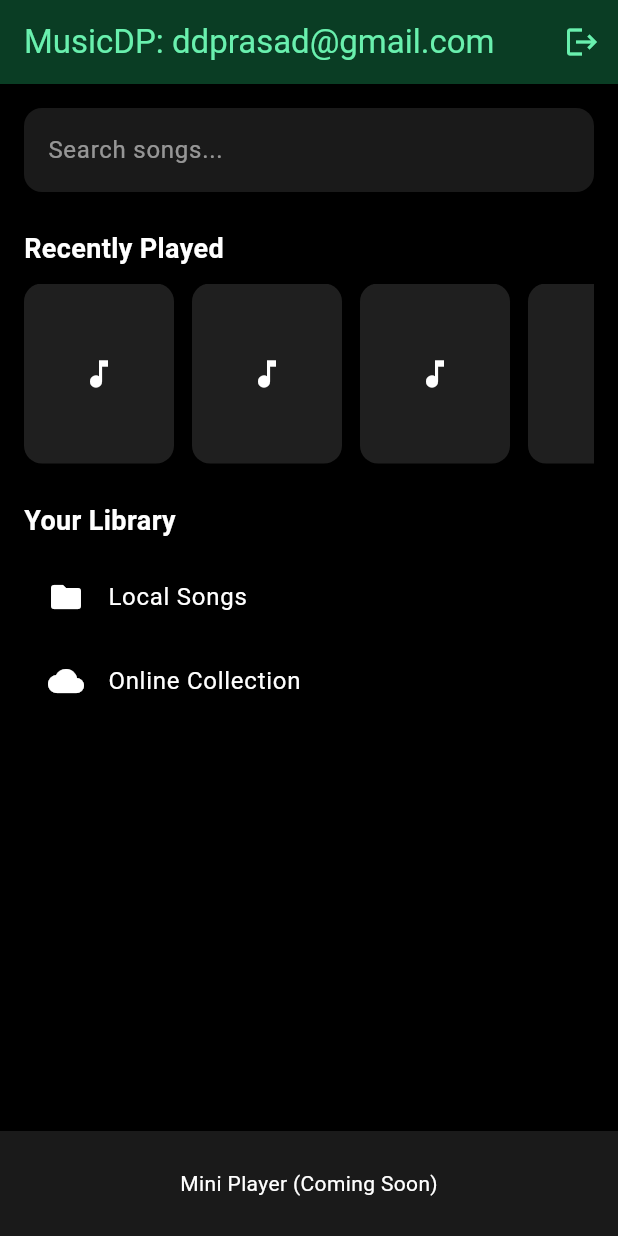
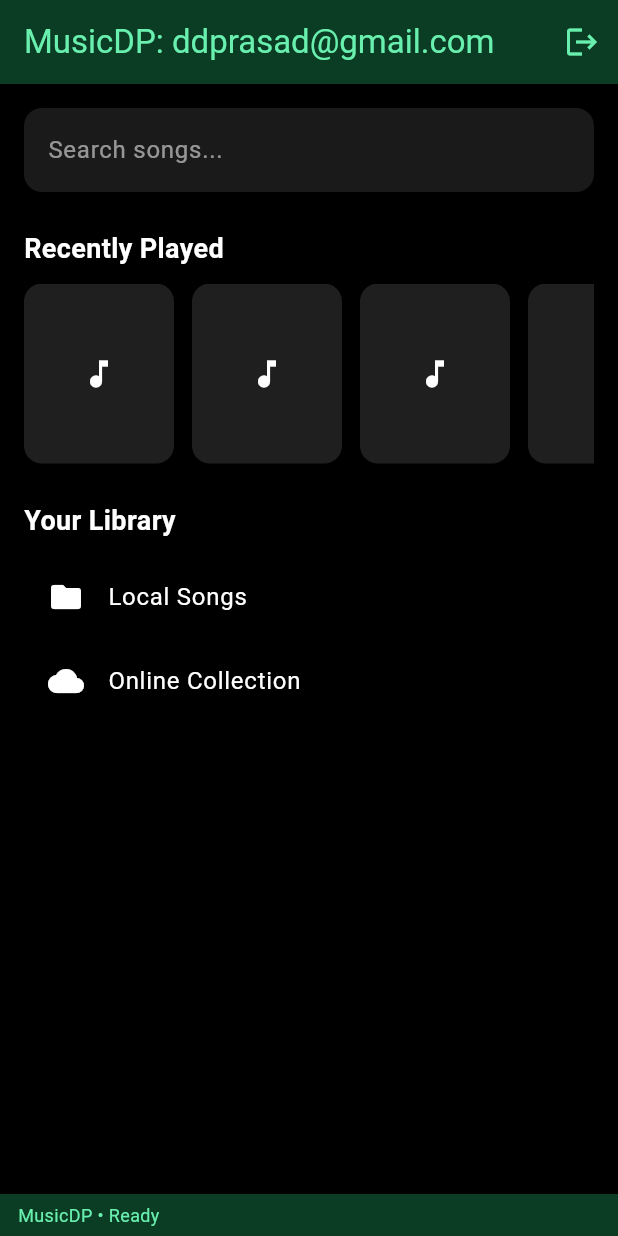
Before and after one commit to ddpiitkgp/musicdp, a Flutter app: the HomeScreen screen opened directly, on a phone screen of 412 x 824 dp. Run offline on Flutter 3.47's test engine with Material 3 defaults, Android fonts, the phone set to English and light mode, and no system bars; our stand-ins replace on_audio_query, permission_handler.

Commit message:
Added bottom status bar..

```diff
--- a/lib/main.dart
+++ b/lib/main.dart
@@ -1,7 +1,18 @@
 import 'package:flutter/material.dart';
+import 'package:flutter/services.dart';
 import 'screens/login_screen.dart';
 
 void main() {
+  WidgetsFlutterBinding.ensureInitialized();
+
+  SystemChrome.setSystemUIOverlayStyle(
+    const SystemUiOverlayStyle(
+      statusBarColor: Color.fromARGB(255, 10, 61, 36), // same as AppBar
+      statusBarIconBrightness: Brightness.light,
+      statusBarBrightness: Brightness.dark,
+    ),
+  );
+
   runApp(const MusicDP());
 }
 
--- /dev/null
+++ b/lib/screens/bottom_status_bar.dart
@@ -0,0 +1,24 @@
+import 'package:flutter/material.dart';
+
+class BottomStatusBar extends StatelessWidget {
+  final String text;
+
+  const BottomStatusBar({super.key, required this.text});
+
+  @override
+  Widget build(BuildContext context) {
+    return Container(
+      height: 28,
+      color: const Color.fromARGB(255, 10, 61, 36),
+      padding: const EdgeInsets.symmetric(horizontal: 12),
+      alignment: Alignment.centerLeft,
+      child: Text(
+        text,
+        style: const TextStyle(
+          color: Colors.greenAccent,
+          fontSize: 12,
+        ),
+      ),
+    );
+  }
+}
--- a/lib/screens/home_screen.dart
+++ b/lib/screens/home_screen.dart
@@ -2,6 +2,7 @@ import 'package:flutter/material.dart';
 import 'package:musicdp/screens/login_screen.dart';
 import 'package:musicdp/screens/local_songs_screen.dart';
 import 'package:permission_handler/permission_handler.dart';
+import 'package:musicdp/screens/bottom_status_bar.dart';
 
 class HomeScreen extends StatelessWidget {
   const HomeScreen({super.key});
@@ -144,15 +145,8 @@ class HomeScreen extends StatelessWidget {
       ),
 
       /// Mini Player Placeholder
-      bottomNavigationBar: Container(
-        height: 70,
-        color: Colors.white10,
-        child: const Center(
-          child: Text(
-            "Mini Player (Coming Soon)",
-            style: TextStyle(color: Colors.white),
-          ),
-        ),
+      bottomNavigationBar: const BottomStatusBar(
+        text: "MusicDP • Ready",
       ),
     );
   }
--- a/lib/screens/local_songs_screen.dart
+++ b/lib/screens/local_songs_screen.dart
@@ -1,6 +1,8 @@
 import 'package:flutter/material.dart';
 import 'package:on_audio_query/on_audio_query.dart';
 import 'package:permission_handler/permission_handler.dart';
+import 'package:musicdp/screens/bottom_status_bar.dart';
+
 
 class LocalSongsScreen extends StatefulWidget {
   const LocalSongsScreen({super.key});
@@ -77,6 +79,10 @@ class _LocalSongsScreenState extends State<LocalSongsScreen> {
           );
         },
       ),
+      /// Mini Player Placeholder
+      bottomNavigationBar: const BottomStatusBar(
+        text: "MusicDP • Ready",
+      ),
     );
   }
 }
```
